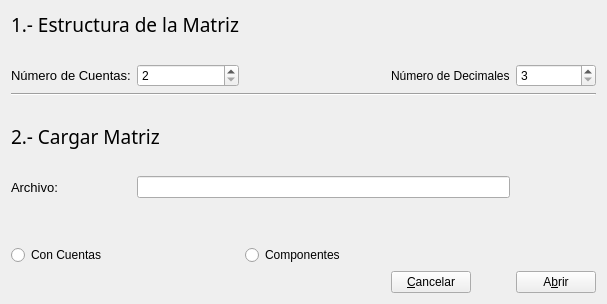
Before: the Qt Designer form formLoadMatrix.ui in rudmanmrrod/mmcs, drawn with Qt 5.
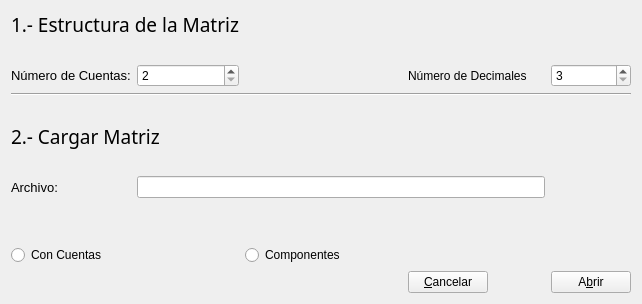
After: the same form once the commit is applied. Icons and pictures are not drawn.

What changed in the file:
```diff
--- a/formLoadMatrix.ui
+++ b/formLoadMatrix.ui
@@ -9,10 +9,22 @@
    <rect>
     <x>0</x>
     <y>0</y>
-    <width>607</width>
+    <width>642</width>
     <height>304</height>
    </rect>
   </property>
+  <property name="sizePolicy">
+   <sizepolicy hsizetype="Fixed" vsizetype="Fixed">
+    <horstretch>0</horstretch>
+    <verstretch>0</verstretch>
+   </sizepolicy>
+  </property>
+  <property name="minimumSize">
+   <size>
+    <width>600</width>
+    <height>300</height>
+   </size>
+  </property>
   <property name="windowTitle">
    <string>Cargar Matriz</string>
   </property>
```
